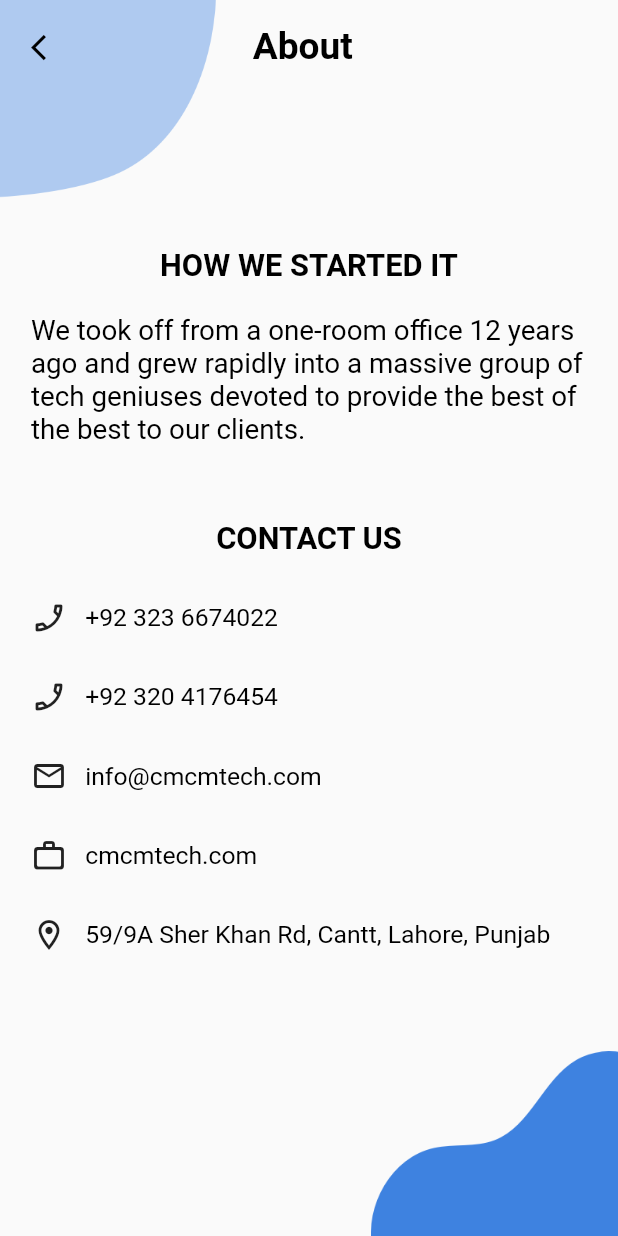
After one commit to naqeeb9a/m-tech-attendance, a Flutter app: the MoreScreen screen opened directly, after a tap on "About CMC M-Tech", on a phone screen of 412 x 824 dp. The commit adds this screen. Run offline on Flutter 3.47's test engine with Material 2 defaults, Android fonts, the phone set to English and light mode, and no system bars; our stand-ins replace dropdown_button2, geocoding, geolocator, lottie, percent_indicator, syncfusion_flutter_calendar; missing offline and left inert: qr_code_scanner; network calls fail; project files that could hold a hidden picture were left out.

Commit message:
[atif]: about.dart

```diff
--- /dev/null
+++ b/lib/app screens/about.dart
@@ -0,0 +1,162 @@
+import 'package:flutter/material.dart';
+import 'package:mtech_attendance/Widgets/text_widget.dart';
+import 'package:mtech_attendance/app%20screens/login.dart';
+import 'package:url_launcher/url_launcher.dart';
+
+import '../utils/config.dart';
+import '../utils/dynamic_sizes.dart';
+
+class About extends StatefulWidget {
+  const About({Key? key}) : super(key: key);
+
+  @override
+  State<About> createState() => _AboutState();
+}
+
+class _AboutState extends State<About> {
+  @override
+  Widget build(BuildContext context) {
+    return SafeArea(
+      child: Scaffold(
+        body: Stack(
+          children: [
+            Positioned(
+              left: 0,
+              top: 0,
+              child: Image.asset(
+                'assets/signup_top.png',
+                color: AppColors.customBlue,
+                width: CustomSizes().dynamicWidth(context, 0.35),
+              ),
+            ),
+            Positioned(
+              bottom: 0,
+              right: 0,
+              child: Image.asset(
+                "assets/loginbottom.png",
+                color: AppColors.customBlue,
+                width: CustomSizes().dynamicWidth(context, 0.4),
+              ),
+            ),
+            Center(
+              child: Container(
+                height: CustomSizes().dynamicHeight(context, 1),
+                width: CustomSizes().dynamicWidth(context, 0.9),
+                child: Column(
+                  crossAxisAlignment: CrossAxisAlignment.start,
+                  children: [
+                    topBar(context, "About"),
+                    CustomSizes().heightBox(context, 0.25),
+                    Center(
+                      child: text(context, "HOW WE STARTED IT", 0.05,
+                          AppColors.customBlack,
+                          bold: true),
+                    ),
+                    CustomSizes().heightBox(context, 0.05),
+                    text(
+                        context,
+                        "We took off from a one-room office 12 years ago and grew rapidly into a massive group of tech geniuses devoted to provide the best of the best to our clients.",
+                        0.045,
+                        AppColors.customBlack,
+                        maxLines: 5),
+                    CustomSizes().heightBox(context, 0.12),
+                    Center(
+                      child: text(
+                          context, "CONTACT US", 0.05, AppColors.customBlack,
+                          bold: true),
+                    ),
+                    CustomSizes().heightBox(context, 0.07),
+                    GestureDetector(
+                      onTap: ()async{
+                        if (!await launch("tel:+92 323 6674022")) throw 'Could not launch +92 323 6674022';
+                      },
+                      child: Row(
+                        children: [
+                          Icon(Icons.phone_enabled_outlined),
+                          text(
+                            context,
+                            "   +92 323 6674022",
+                            0.04,
+                            AppColors.customBlack,
+                          ),
+                        ],
+                      ),
+                    ),
+                    CustomSizes().heightBox(context, 0.07),
+                    GestureDetector(
+                      onTap: ()async{
+                        if (!await launch("tel:+92 320 4176454")) throw 'Could not launch +92 320 4176454';
+                      },
+                      child: Row(
+                        children: [
+                          Icon(Icons.phone_enabled_outlined),
+                          text(
+                            context,
+                            "   +92 320 4176454",
+                            0.04,
+                            AppColors.customBlack,
+                          ),
+                        ],
+                      ),
+                    ),
+                    CustomSizes().heightBox(context, 0.07),
+                    GestureDetector(
+                      onTap: ()async{
+                        if (!await launch("mailto:info@cmcmtech.com")) throw 'Could not launch info@cmcmtech.com';
+                      },
+                      child: Row(
+                        children: [
+                          Icon(Icons.email_outlined),
+                          text(
+                            context,
+                            "   info@cmcmtech.com",
+                            0.04,
+                            AppColors.customBlack,
+                          ),
+                        ],
+                      ),
+                    ),
+                    CustomSizes().heightBox(context, 0.07),
+                    GestureDetector(
+                      onTap: ()async{
+                        if (!await launch("http://cmcmtech.com/")) throw 'Could not launch cmcmtech.com';
+                      },
+                      child: Row(
+                        children: [
+                          Icon(Icons.work_outline_rounded),
+                          text(
+                            context,
+                            "   cmcmtech.com",
+                            0.04,
+                            AppColors.customBlack,
+                          ),
+                        ],
+                      ),
+                    ),
+                    CustomSizes().heightBox(context, 0.07),
+                    GestureDetector(
+                      onTap: ()async{
+                        if (!await launch("https://www.google.com/maps/place/CMC+M-Tech/@31.524716,74.383661,16z/data=!4m5!3m4!1s0x0:0x5aea979fb54ee09!8m2!3d31.5247155!4d74.383661?hl=en")) throw 'Could not launch location';
+                      },
+                      child: Row(
+                        children: [
+                          Icon(Icons.location_on_outlined),
+                          text(
+                            context,
+                            "   59/9A Sher Khan Rd, Cantt, Lahore, Punjab",
+                            0.04,
+                            AppColors.customBlack,
+                          ),
+                        ],
+                      ),
+                    ),
+                  ],
+                ),
+              ),
+            )
+          ],
+        ),
+      ),
+    );
+  }
+}
--- a/lib/app screens/bottom nav screens/more_screen.dart
+++ b/lib/app screens/bottom nav screens/more_screen.dart
@@ -1,6 +1,7 @@
 import 'package:flutter/cupertino.dart';
 import 'package:flutter/material.dart';
 import 'package:mtech_attendance/Widgets/text_widget.dart';
+import 'package:mtech_attendance/app%20screens/about.dart';
 import 'package:mtech_attendance/app%20screens/my_leave.dart';
 import 'package:mtech_attendance/utils/app_routes.dart';
 
@@ -314,19 +315,28 @@
                                     CustomSizes().dynamicWidth(context, 0.002),
                               ),
                             ),
-                            Row(
+                            InkWell(
+                              onTap: () {
+                                CustomRoutes().push(
+                                  context,
+                                  About(),
+                                );
+                              },
+                              child: Row(
                                 children: [
                                   Icon(
                                     Icons.question_mark_outlined,
                                     size: CustomSizes()
                                         .dynamicHeight(context, 0.03),
-                                  color: AppColors.customGrey.withOpacity(0.2),
+                                    color:
+                                        AppColors.customGrey.withOpacity(0.2),
                                   ),
                                   CustomSizes().widthBox(context, 0.04),
                                   text(context, "About CMC M-Tech", 0.04,
                                       AppColors.customBlack,
                                       bold: true),
                                 ],
+                              ),
                             ),
                           ],
                         ),
--- a/pubspec.yaml
+++ b/pubspec.yaml
@@ -42,6 +42,7 @@
   percent_indicator: ^3.4.0
   qr_code_scanner: ^0.6.1
   dropdown_button2: ^1.1.1
+  url_launcher: ^6.0.20
 
 dev_dependencies:
   flutter_test:
```
Also changed, not shown: pubspec.lock, 2 other files. Lines whose indentation alone changed are shown as unchanged.
